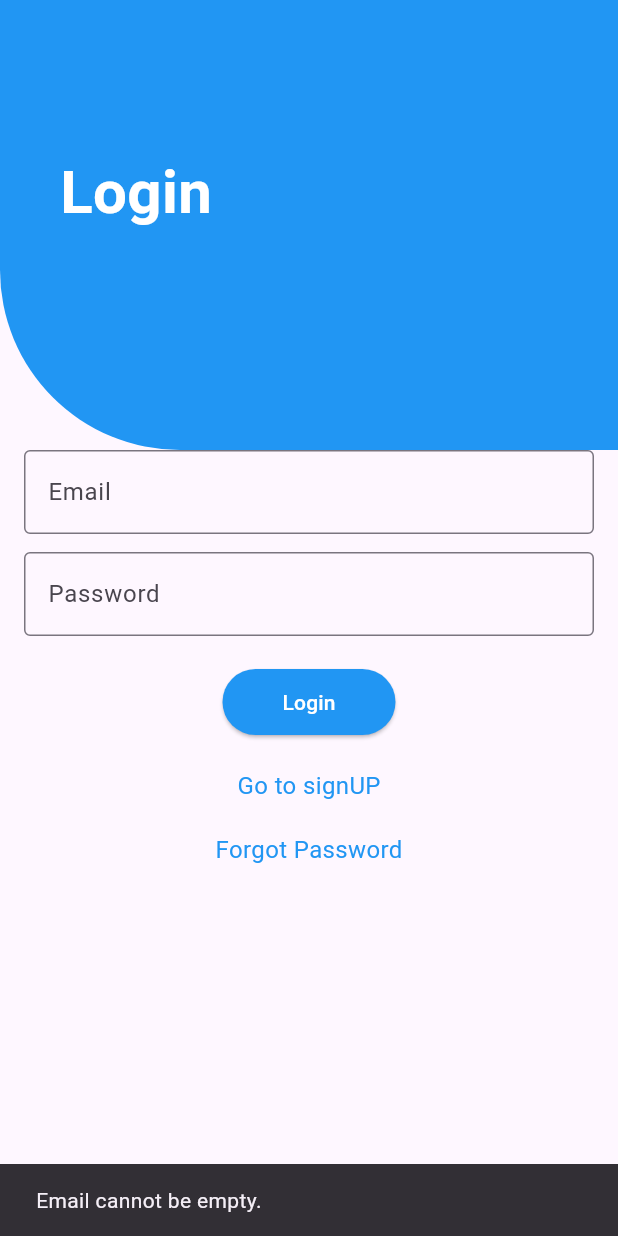
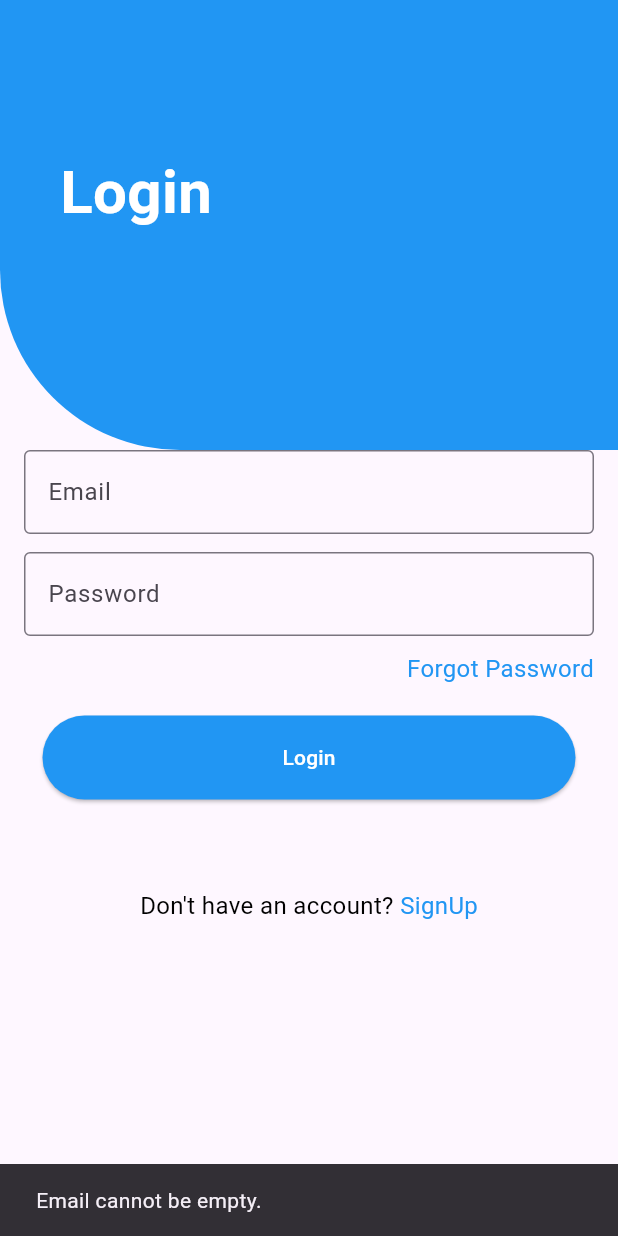
Before and after one commit to kamranafzal609080/Flutter_firebaseK23, a Flutter app: the screen it shows after launch, after a tap on "Login", on a phone screen of 412 x 824 dp. Run offline on Flutter 3.47's test engine with Material 3 defaults, Android fonts, the phone set to English and light mode, and no system bars; our stand-ins replace cloud_firestore, firebase_auth, firebase_core; accounts and stored records are empty.

Commit message:
login page done

```diff
--- a/lib/views/login.dart
+++ b/lib/views/login.dart
@@ -9,7 +9,7 @@ import '../provider/user.dart';
 import 'Get all Task.dart';
 
 class LiginView extends StatefulWidget {
-  const LiginView({super.key});
+   LiginView({super.key});
 
   @override
   State<LiginView> createState() => _LiginViewState();
@@ -31,7 +31,7 @@ class _LiginViewState extends State<LiginView> {
           Container(
             height: 300,
             width: double.infinity,
-            decoration: const BoxDecoration(
+            decoration:  BoxDecoration(
               color: Colors.blue,
               borderRadius: BorderRadius.only(
                 bottomLeft: Radius.circular(120),
@@ -41,7 +41,7 @@ class _LiginViewState extends State<LiginView> {
           Positioned(
             top: 100,
             left: 40,
-            child: const Text(
+            child:  Text(
               "Login",
               style: TextStyle(
                 color: Colors.white,
@@ -54,40 +54,64 @@ class _LiginViewState extends State<LiginView> {
           // Main Login Form
           SafeArea(
             child: SingleChildScrollView(
-              padding: const EdgeInsets.symmetric(horizontal: 16),
+              padding:  EdgeInsets.symmetric(horizontal: 16),
               child: Column(
                 children: [
-                  const SizedBox(height: 300),
+                   SizedBox(height: 300),
 
                   // Email
                   TextField(
                     controller: emailController,
-                    decoration: const InputDecoration(
+                    decoration:  InputDecoration(
                       border: OutlineInputBorder(),
                       labelText: "Email",
                     ),
                   ),
-                  const SizedBox(height: 12),
+                   SizedBox(height: 12),
 
                   // Password
                   TextField(
                     controller: passwordController,
                     obscureText: true,
-                    decoration: const InputDecoration(
+                    decoration:  InputDecoration(
                       border: OutlineInputBorder(),
                       labelText: "Password",
                     ),
                   ),
-                  const SizedBox(height: 20),
+                   SizedBox(height: 10),
+                  Row(
+                    mainAxisAlignment: MainAxisAlignment.end,
+                    children: [
+                      GestureDetector(
+                        onTap: () {
+                          Navigator.push(
+                            context,
+                            MaterialPageRoute(
+                              builder: (context) => ResetPasswordView(),
+                            ),
+                          );
+                        },
+                        child:  Text(
+                          "Forgot Password",
+                          style: TextStyle(
+                            color: Colors.blue,
+                            fontSize: 16,
+                          ),
+                        ),
+                      ),
+                    ],
+                  ),
+                  // Lo
+                  // Sizegin Button
+                  SizedBox(height: 20,),
+                  isLoading
+                      ?  CircularProgressIndicator()
+                      : ElevatedButton(
 
-                  // Login Button
-                  isLoading
-                      ? const CircularProgressIndicator()
-                      : ElevatedButton(
                     onPressed: () async {
                       if (emailController.text.isEmpty) {
                         ScaffoldMessenger.of(context).showSnackBar(
-                          const SnackBar(
+                           SnackBar(
                             content: Text("Email cannot be empty."),
                           ),
                         );
@@ -95,7 +119,7 @@ class _LiginViewState extends State<LiginView> {
                       }
                       if (passwordController.text.isEmpty) {
                         ScaffoldMessenger.of(context).showSnackBar(
-                          const SnackBar(
+                           SnackBar(
                             content: Text("Password cannot be empty."),
                           ),
                         );
@@ -125,8 +149,8 @@ class _LiginViewState extends State<LiginView> {
                             context: context,
                             builder: (context) {
                               return AlertDialog(
-                                title: const Text("Message"),
-                                content: const Text(
+                                title:  Text("Message"),
+                                content:  Text(
                                     "User has been logged in successfully"),
                                 actions: [
                                   TextButton(
@@ -139,7 +163,7 @@ class _LiginViewState extends State<LiginView> {
                                         ),
                                       );
                                     },
-                                    child: const Text("Okay"),
+                                    child:  Text("Okay"),
                                   ),
                                 ],
                               );
@@ -156,54 +180,49 @@ class _LiginViewState extends State<LiginView> {
                     },
                     style: ElevatedButton.styleFrom(
                       backgroundColor: Colors.blue,
-                      padding: const EdgeInsets.symmetric(
-                          horizontal: 40, vertical: 12),
+                      padding:  EdgeInsets.symmetric(
+                          horizontal: 160, vertical: 18),
+
                     ),
-                    child: const Text(
+                    child:  Text(
                       'Login',
-                      style: TextStyle(color: Colors.white),
+                      style: TextStyle(color: Colors.white,),
+                    ),
+
+                  ),
+SizedBox(height: 59,),
+                  // Go to SignUp
+                  Row(
+                    mainAxisAlignment: MainAxisAlignment.center,
+                    children: [
+                      Text(
+                        "Don't have an account? ",
+                        style: TextStyle(
+                          color: Colors.black,
+                          fontSize: 16,
                         ),
                       ),
-                  const SizedBox(height: 20),
-
-                  // Go to SignUp
                       GestureDetector(
                         onTap: () {
                           Navigator.push(
                             context,
                             MaterialPageRoute(
-                          builder: (context) => const RegisterView(),
+                              builder: (context) =>  RegisterView(),
                             ),
                           );
                         },
-                    child: const Text(
-                      "Go to signUP",
+                        child: Text('SignUp',
                           style: TextStyle(
                             color: Colors.blue,
                             fontSize: 16,
-                      ),
-                    ),
+                          ),),
+                      )
+                    ],
                   ),
                    SizedBox(height: 20),
 
                   // Go to Reset Password (Text link instead of button)
-                  GestureDetector(
-                    onTap: () {
-                      Navigator.push(
-                        context,
-                        MaterialPageRoute(
-                          builder: (context) => ResetPasswordView(),
-                        ),
-                      );
-                    },
-                    child: const Text(
-                      "Forgot Password",
-                      style: TextStyle(
-                        color: Colors.blue,
-                        fontSize: 16,
-                      ),
-                    ),
-                  ),
+
                 ],
               ),
             ),
--- a/lib/views/register.dart
+++ b/lib/views/register.dart
@@ -22,11 +22,13 @@ class _RegisterViewState extends State<RegisterView> {
   @override
   Widget build(BuildContext context) {
     return Scaffold(
-      appBar: AppBar(title: Text("Register")),
+      appBar: AppBar(title: Text("Register"),
+      backgroundColor: Colors.blue,),
       body: SingleChildScrollView(
         child: Center(
           child: Column(
             children: [
+              SizedBox(height: 40,),
               TextField(controller: nameController,
           decoration:  InputDecoration(
               border: OutlineInputBorder(),
```
Lines whose indentation alone changed are shown as unchanged.
